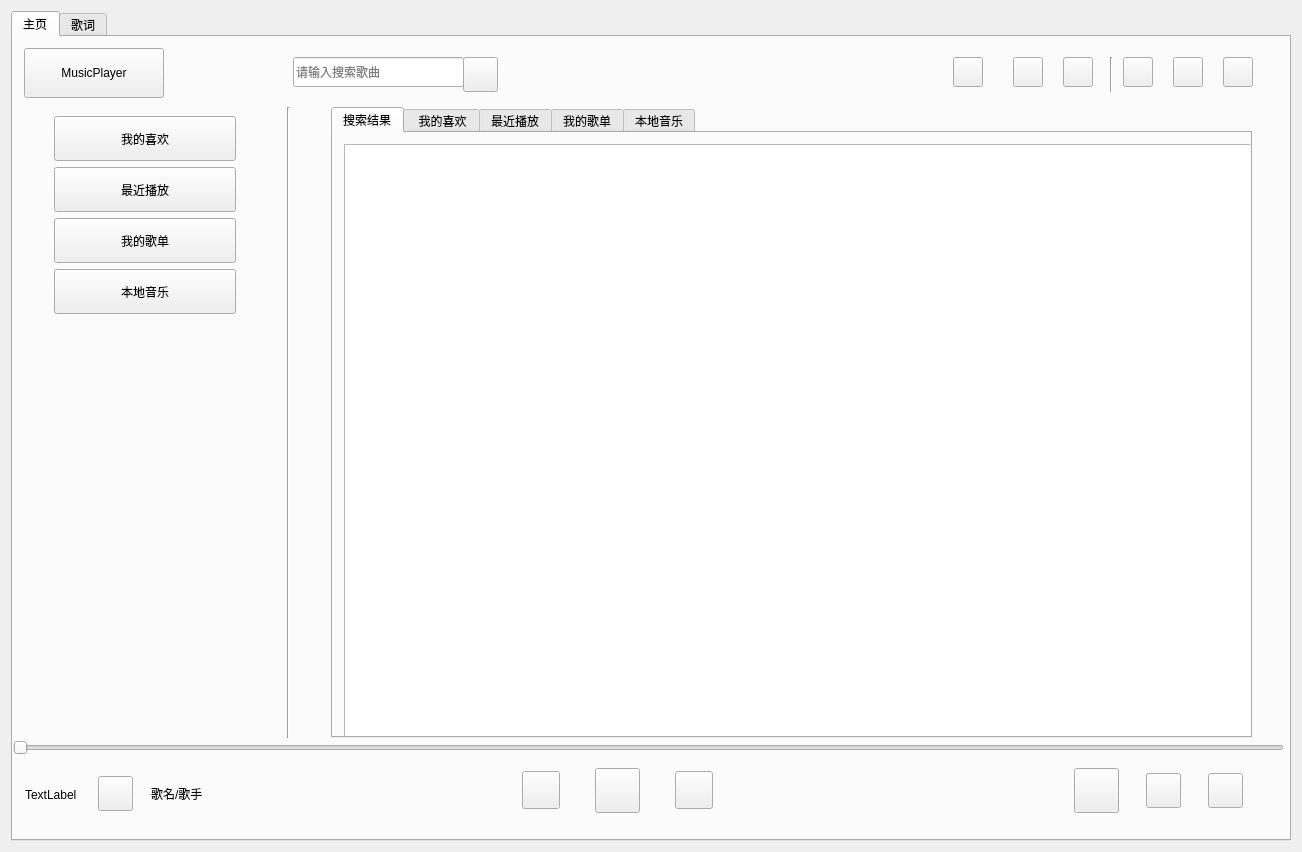
Above: mainwidget.ui from haojoy/MusicPlayer before the change. Below: the same form after it.
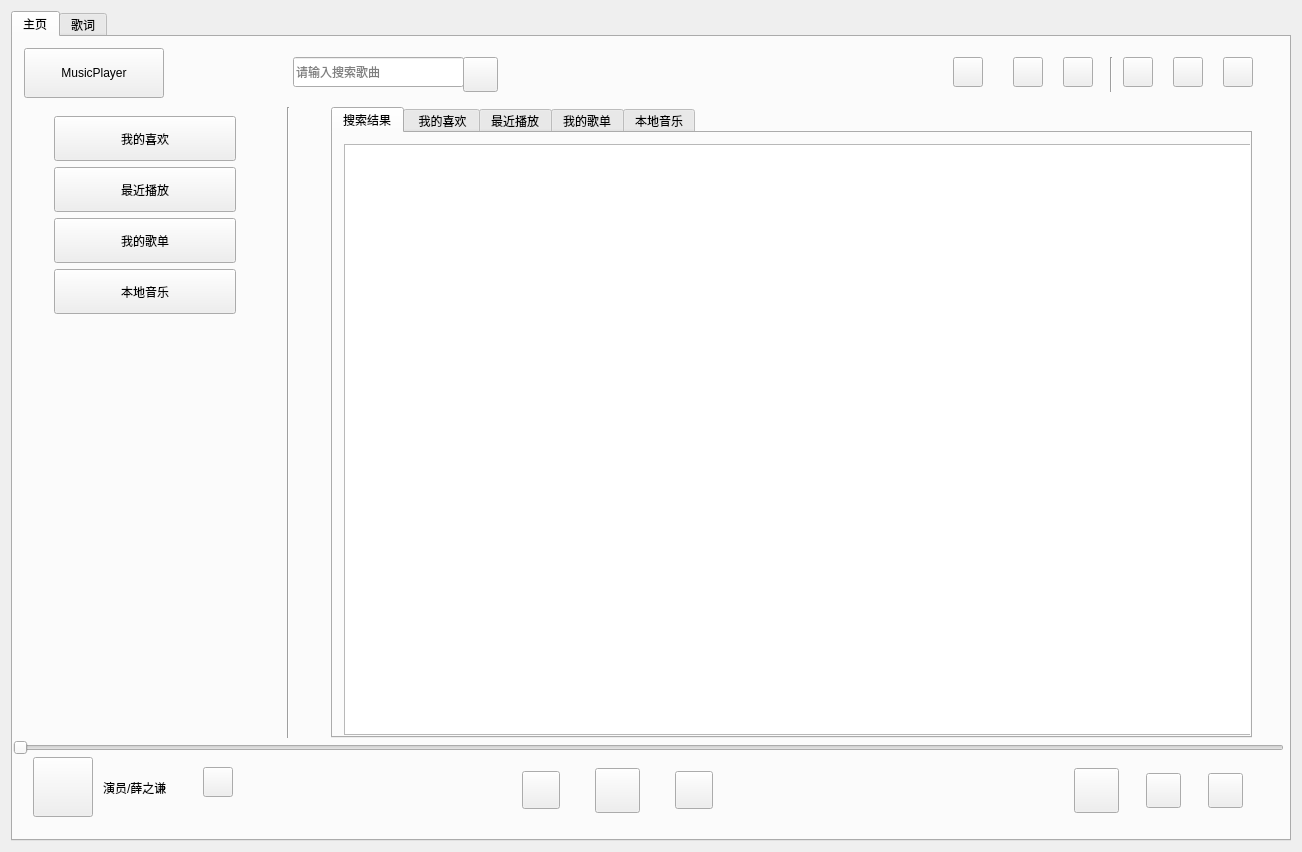
That is the form after the change. The open tabs and pages were chosen to show the change. Icons and pictures are not drawn.

Patch:
```diff
--- a/mainwidget.ui
+++ b/mainwidget.ui
@@ -725,7 +725,7 @@
                <x>11</x>
                <y>11</y>
                <width>961</width>
-               <height>651</height>
+               <height>591</height>
               </rect>
              </property>
              <property name="sizePolicy">
@@ -891,7 +891,7 @@
           <x>0</x>
           <y>710</y>
           <width>1261</width>
-          <height>70</height>
+          <height>81</height>
          </rect>
         </property>
         <property name="sizePolicy">
@@ -900,88 +900,6 @@
           <verstretch>0</verstretch>
          </sizepolicy>
         </property>
-        <widget class="QWidget" name="widget" native="true">
-         <property name="geometry">
-          <rect>
-           <x>0</x>
-           <y>20</y>
-           <width>391</width>
-           <height>54</height>
-          </rect>
-         </property>
-         <layout class="QHBoxLayout" name="horizontalLayout_4">
-          <item>
-           <widget class="QLabel" name="label_albumpic">
-            <property name="minimumSize">
-             <size>
-              <width>55</width>
-              <height>55</height>
-             </size>
-            </property>
-            <property name="maximumSize">
-             <size>
-              <width>55</width>
-              <height>16777215</height>
-             </size>
-            </property>
-            <property name="text">
-             <string>TextLabel</string>
-            </property>
-           </widget>
-          </item>
-          <item>
-           <widget class="QPushButton" name="btn_like">
-            <property name="minimumSize">
-             <size>
-              <width>33</width>
-              <height>35</height>
-             </size>
-            </property>
-            <property name="maximumSize">
-             <size>
-              <width>35</width>
-              <height>35</height>
-             </size>
-            </property>
-            <property name="toolTip">
-             <string>喜欢</string>
-            </property>
-            <property name="text">
-             <string/>
-            </property>
-            <property name="icon">
-             <iconset resource="images.qrc">
-              <normaloff>:/images/images/btn_like.png</normaloff>:/images/images/btn_like.png</iconset>
-            </property>
-            <property name="iconSize">
-             <size>
-              <width>30</width>
-              <height>30</height>
-             </size>
-            </property>
-           </widget>
-          </item>
-          <item>
-           <widget class="QLabel" name="label_songname1">
-            <property name="minimumSize">
-             <size>
-              <width>240</width>
-              <height>32</height>
-             </size>
-            </property>
-            <property name="maximumSize">
-             <size>
-              <width>240</width>
-              <height>32</height>
-             </size>
-            </property>
-            <property name="text">
-             <string>歌名/歌手</string>
-            </property>
-           </widget>
-          </item>
-         </layout>
-        </widget>
         <widget class="QWidget" name="widget_songswitch" native="true">
          <property name="geometry">
           <rect>
@@ -1264,6 +1182,75 @@
           </item>
          </layout>
         </widget>
+        <widget class="QWidget" name="widget" native="true">
+         <property name="geometry">
+          <rect>
+           <x>0</x>
+           <y>0</y>
+           <width>391</width>
+           <height>80</height>
+          </rect>
+         </property>
+         <widget class="QPushButton" name="btn_albumpic">
+          <property name="geometry">
+           <rect>
+            <x>20</x>
+            <y>10</y>
+            <width>60</width>
+            <height>60</height>
+           </rect>
+          </property>
+          <property name="text">
+           <string/>
+          </property>
+          <property name="icon">
+           <iconset resource="images.qrc">
+            <normaloff>:/images/AlbumImg/shenshi.jpg</normaloff>:/images/AlbumImg/shenshi.jpg</iconset>
+          </property>
+          <property name="iconSize">
+           <size>
+            <width>60</width>
+            <height>60</height>
+           </size>
+          </property>
+          <property name="autoDefault">
+           <bool>false</bool>
+          </property>
+          <property name="flat">
+           <bool>false</bool>
+          </property>
+         </widget>
+         <widget class="QPushButton" name="btn_like">
+          <property name="geometry">
+           <rect>
+            <x>190</x>
+            <y>20</y>
+            <width>30</width>
+            <height>30</height>
+           </rect>
+          </property>
+          <property name="text">
+           <string/>
+          </property>
+          <property name="icon">
+           <iconset resource="images.qrc">
+            <normaloff>:/images/button/btn_like.png</normaloff>:/images/button/btn_like.png</iconset>
+          </property>
+         </widget>
+         <widget class="QLabel" name="label_songinfo">
+          <property name="geometry">
+           <rect>
+            <x>90</x>
+            <y>20</y>
+            <width>91</width>
+            <height>41</height>
+           </rect>
+          </property>
+          <property name="text">
+           <string>演员/薛之谦</string>
+          </property>
+         </widget>
+        </widget>
        </widget>
        <widget class="QSlider" name="hslider_header">
         <property name="enabled">
```
Left out of the diff: 34 changed lines with no effect on the pictures.
